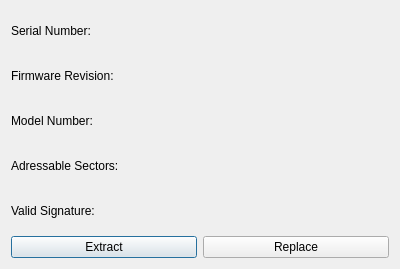
The window that Velocity/securitysectordialog.ui (hetelek/Velocity) describes before a commit, drawn with Qt 5.
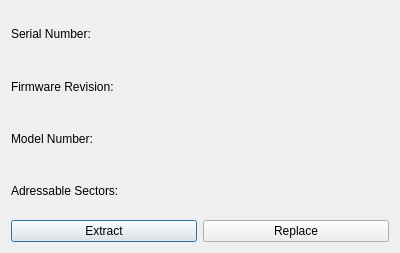
The same window after the commit. Icons and pictures are not drawn.

Commit message: Removed 'Valid Signature' label

Diff of the .ui file:
```diff
--- a/Velocity/securitysectordialog.ui
+++ b/Velocity/securitysectordialog.ui
@@ -7,7 +7,7 @@
     <x>0</x>
     <y>0</y>
     <width>400</width>
-    <height>269</height>
+    <height>253</height>
    </rect>
   </property>
   <property name="windowTitle">
@@ -52,13 +52,6 @@
            </property>
           </widget>
          </item>
-         <item>
-          <widget class="QLabel" name="label_5">
-           <property name="text">
-            <string>Valid Signature:</string>
-           </property>
-          </widget>
-         </item>
         </layout>
        </item>
        <item>
@@ -103,16 +96,6 @@
            </property>
           </widget>
          </item>
-         <item>
-          <widget class="QLabel" name="lblValidSignature">
-           <property name="text">
-            <string/>
-           </property>
-           <property name="alignment">
-            <set>Qt::AlignRight|Qt::AlignTrailing|Qt::AlignVCenter</set>
-           </property>
-          </widget>
-         </item>
         </layout>
        </item>
       </layout>
```
The commit also changes 1 other file.
